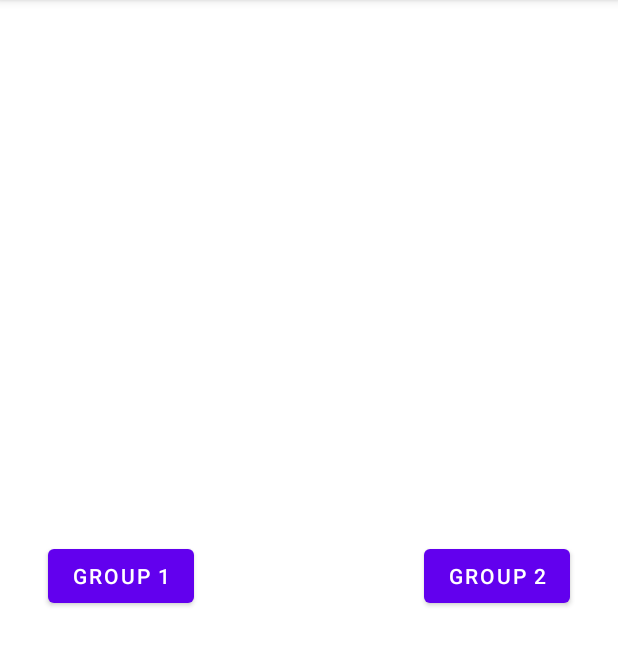
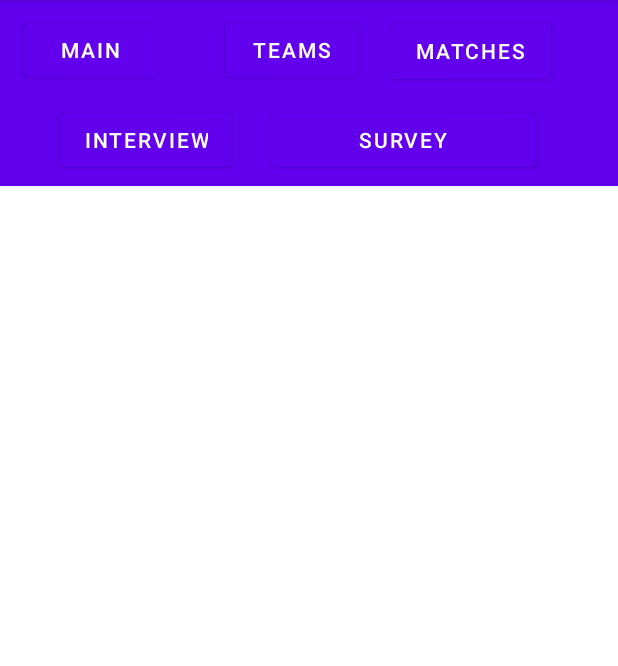
Before and after one commit to Bozo-Cake/The-Red-Alliance, an Android app: the screen it shows after launch (MainActivity), on a phone screen of 412 x 824 dp, the part 84-750 px from its top. Run offline under Robolectric (Android 15) with nearby library versions, the phone set to English and light mode, and no system bars.

Commit message:
Added top bar with menu Items.

```diff
--- a/app/src/main/java/team/cake/theredalliance/DisplayGroup2Activity.java
+++ b/app/src/main/java/team/cake/theredalliance/DisplayGroup2Activity.java
@@ -4,6 +4,7 @@ import androidx.appcompat.app.AppCompatActivity;
 
 import android.content.SharedPreferences;
 import android.os.Bundle;
+import android.util.Log;
 import android.view.View;
 import android.widget.EditText;
 import android.widget.Toast;
@@ -26,7 +27,7 @@ public class DisplayGroup2Activity extends AppCompatActivity {
 
     public void saveInterview(View view){
         EditText teamNameElement = findViewById(R.id.TeamName);
-        String teamNametext = teamNameElement.getText().toString();
+        String teamNametext = teamNameElement.getText().toString().toLowerCase();
         EditText robotNameElement = findViewById(R.id.RobotName);
         String robotNametext = robotNameElement.getText().toString();
         //TODO We need to make sure we capture all of the UI elements for the interview.
@@ -37,7 +38,7 @@ public class DisplayGroup2Activity extends AppCompatActivity {
 
         interview inter = new interview(teamNametext, robotNametext, 200, 96);
         _json.saveInterview(inter, teamNametext, _privateSP);
-
+        Log.wtf("group2","WTF I saved your interview!");
         //Toast letting the user know the team was saved.
         Toast.makeText(getApplicationContext(),"Team Saved",Toast.LENGTH_SHORT).show();
 
@@ -46,7 +47,7 @@ public class DisplayGroup2Activity extends AppCompatActivity {
     }
     public void getInterview(View view){
         EditText teamNameElement = findViewById(R.id.LoadTeamName);
-        String teamNametext = teamNameElement.getText().toString();
+        String teamNametext = teamNameElement.getText().toString().toLowerCase();
 
         //Make team name input lower case.
         teamNametext.toLowerCase();
--- a/app/src/main/java/team/cake/theredalliance/MainActivity.java
+++ b/app/src/main/java/team/cake/theredalliance/MainActivity.java
@@ -14,12 +14,24 @@ public class MainActivity extends AppCompatActivity {
         super.onCreate(savedInstanceState);
         setContentView(R.layout.activity_main);
     }
-    public void group1DevPage(View view) {
+    public void survey(View view) {
         Intent intent = new Intent(this, DisplayGroup1Activity.class);
         startActivity(intent);
     }
-    public void group2DevPage(View view) {
+    public void interview(View view) {
         Intent intent = new Intent(this, DisplayGroup2Activity.class);
         startActivity(intent);
     }
+    public void matches(View view) {
+        Intent intent = new Intent(this, DisplayGroup1Activity.class);
+        startActivity(intent);
+    }
+    public void teams(View view) {
+        Intent intent = new Intent(this, DisplayGroup2Activity.class);
+        startActivity(intent);
+    }
+    public void main(View view) {
+        Intent intent = new Intent(this, MainActivity.class);
+        startActivity(intent);
+    }
 }
--- a/app/src/main/res/layout/activity_main.xml
+++ b/app/src/main/res/layout/activity_main.xml
@@ -1,32 +1,108 @@
 <?xml version="1.0" encoding="utf-8"?>
-<androidx.constraintlayout.widget.ConstraintLayout xmlns:android="http://schemas.android.com/apk/res/android"
+<androidx.coordinatorlayout.widget.CoordinatorLayout xmlns:android="http://schemas.android.com/apk/res/android"
     xmlns:app="http://schemas.android.com/apk/res-auto"
     xmlns:tools="http://schemas.android.com/tools"
+    android:id="@+id/SurveyLayout"
     android:layout_width="match_parent"
     android:layout_height="match_parent"
+    android:fitsSystemWindows="true"
+    android:visibility="visible"
     tools:context=".MainActivity">
 
-    <Button
-        android:id="@+id/open1"
+    <com.google.android.material.appbar.AppBarLayout
+        android:id="@+id/app_bar"
+        android:layout_width="match_parent"
+        android:layout_height="@dimen/app_bar_height"
+        android:fitsSystemWindows="true"
+        android:theme="@style/Theme.TheRedAlliance.AppBarOverlay"
+        app:layout_constraintStart_toStartOf="parent"
+        app:layout_constraintTop_toTopOf="parent"
+        app:layout_insetEdge="top">
+
+        <com.google.android.material.appbar.CollapsingToolbarLayout
+            android:id="@+id/toolbar_layout"
+            android:layout_width="match_parent"
+            android:layout_height="match_parent"
+            android:fitsSystemWindows="true"
+            app:contentScrim="?attr/colorPrimary"
+            app:layout_scrollFlags="scroll|exitUntilCollapsed"
+            app:toolbarId="@+id/toolbar">
+
+            <androidx.appcompat.widget.Toolbar
+                android:id="@+id/toolbar"
+                android:layout_width="match_parent"
+                android:layout_height="?attr/actionBarSize"
+                app:layout_collapseMode="pin"
+                app:popupTheme="@style/Theme.TheRedAlliance.PopupOverlay" />
+
+            <Button
+                android:id="@+id/mainMenubtn"
+                android:layout_width="wrap_content"
+                android:layout_height="wrap_content"
+                android:layout_marginStart="16dp"
+                android:layout_marginLeft="16dp"
+                android:layout_marginTop="65dp"
+                android:onClick="main"
+                android:text="@string/Main" />
+
+            <Button
+                android:id="@+id/teamsbtn"
+                android:layout_width="wrap_content"
+                android:layout_height="wrap_content"
+                android:layout_marginStart="150dp"
+                android:layout_marginLeft="150dp"
+                android:layout_marginTop="65dp"
+                android:onClick="teams"
+                android:text="@string/Teams" />
+
+            <Button
+                android:id="@+id/matchesbtn"
+                android:layout_width="107dp"
+                android:layout_height="49dp"
+                android:layout_marginStart="260dp"
+                android:layout_marginLeft="260dp"
+                android:layout_marginTop="65dp"
+                android:onClick="matches"
+                android:text="@string/Matches" />
+
+            <Button
+                android:id="@+id/load2"
+                android:layout_width="wrap_content"
+                android:layout_height="wrap_content"
+                android:layout_marginStart="40dp"
+                android:layout_marginLeft="40dp"
+                android:layout_marginTop="125dp"
+                android:onClick="interview"
+                android:text="@string/Interview" />
+
+            <Button
+                android:id="@+id/open1"
+                android:layout_width="178dp"
+                android:layout_height="wrap_content"
+                android:layout_marginStart="180dp"
+                android:layout_marginLeft="180dp"
+                android:layout_marginTop="125dp"
+                android:onClick="survey"
+                android:text="@string/Survey" />
+
+        </com.google.android.material.appbar.CollapsingToolbarLayout>
+
+    </com.google.android.material.appbar.AppBarLayout>
+
+    <androidx.core.widget.NestedScrollView
+        android:id="@+id/NestedScroll"
         android:layout_width="0dp"
-        android:layout_height="wrap_content"
-        android:layout_marginStart="32dp"
-        android:layout_marginLeft="32dp"
-        android:onClick="group1DevPage"
-        android:text="Group 1"
-        app:layout_constraintBottom_toBottomOf="parent"
-        app:layout_constraintStart_toStartOf="parent"
-        app:layout_constraintTop_toTopOf="parent" />
+        android:layout_height="0dp"
+        android:background="#FFFFFF"
+        android:fillViewport="true"
+        app:layout_dodgeInsetEdges="top">
 
-    <Button
-        android:id="@+id/load2"
-        android:layout_width="wrap_content"
-        android:layout_height="wrap_content"
-        android:layout_marginEnd="32dp"
-        android:layout_marginRight="32dp"
-        android:onClick="group2DevPage"
-        android:text="Group 2"
-        app:layout_constraintBottom_toBottomOf="parent"
-        app:layout_constraintEnd_toEndOf="parent"
-        app:layout_constraintTop_toTopOf="parent" />
-</androidx.constraintlayout.widget.ConstraintLayout>
+        <LinearLayout
+            android:id="@+id/ScrollContainer"
+            android:layout_width="match_parent"
+            android:layout_height="wrap_content"
+            android:orientation="vertical" />
+    </androidx.core.widget.NestedScrollView>
+
+
+</androidx.coordinatorlayout.widget.CoordinatorLayout>
--- a/app/src/main/res/values/strings.xml
+++ b/app/src/main/res/values/strings.xml
@@ -13,4 +13,11 @@
     <string name="title_activity_scrolling">Team Scrolling</string>
     <string name="action_settings">Settings</string>
     <string name="Survey_Questions">com.team.cake.savedConfigFile</string>
+    <string name="Interview">Interview</string>
+    <string name="Survey">Survey</string>
+    <string name="Teams">Teams</string>
+    <string name="Matches">Matches</string>
+    <string name="Settings">Settings</string>
+    <string name="Main">Main</string>
+
 </resources>
```
